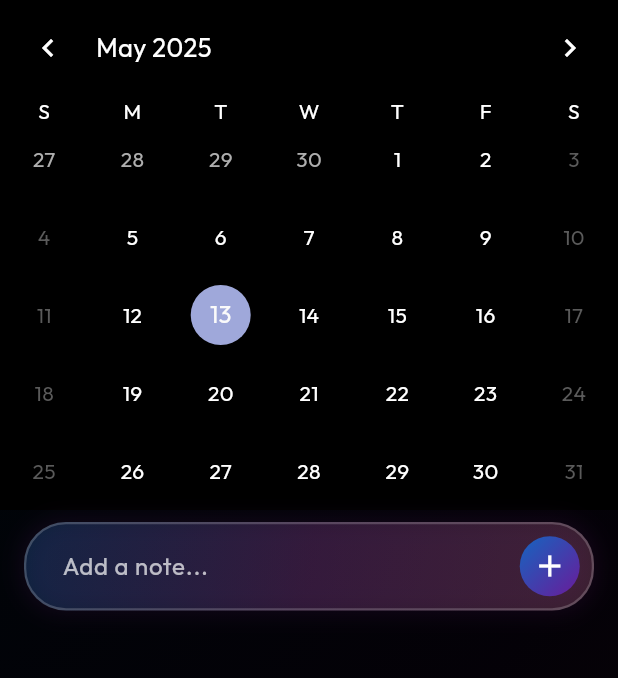
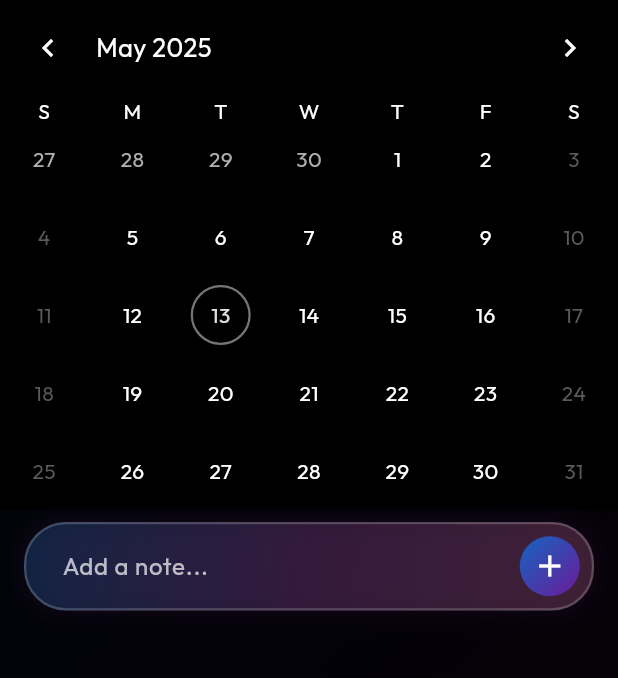
Before and after one commit to jzPLT/Aura, a Flutter app: the screen it shows after launch, on a phone screen of 412 x 824 dp, the part 84-762 px from its top. Run offline on Flutter 3.47's test engine with Material 3 defaults, Android fonts, the phone set to English and light mode, and no system bars; drawn by our look-alikes of table_calendar; our stand-ins replace google_fonts; missing offline and left inert: calendar_day_view.

Commit message:
Made calendar view better

```diff
--- a/aura_mobile/lib/main.dart
+++ b/aura_mobile/lib/main.dart
@@ -275,8 +275,20 @@ class _LandingPageState extends State<LandingPage>
                 ),
                 calendarStyle: CalendarStyle(
                   selectedDecoration: BoxDecoration(
-                    color: Theme.of(context).primaryColor,
+                    gradient: LinearGradient(
+                      begin: Alignment.topLeft,
+                      end: Alignment.bottomRight,
+                      colors: [Colors.blue.shade400, Colors.purple.shade400],
+                    ),
                     shape: BoxShape.circle,
+                  ),
+                  todayDecoration: BoxDecoration(
+                    color: Colors.transparent,
+                    shape: BoxShape.circle,
+                    border: Border.all(color: Colors.grey.shade600, width: 1.5),
+                  ),
+                  todayTextStyle: GoogleFonts.outfit(
+                    color: Colors.grey.shade300,
                   ),
                 ),
                 onDaySelected: (selectedDay, focusedDay) {
@@ -337,7 +349,7 @@ class _LandingPageState extends State<LandingPage>
                             config: OverFlowDayViewConfig(
                               currentDate: _selectedDay!,
                               timeGap: 30,
-                              heightPerMin: 1.0,
+                              heightPerMin: 2.0,
                               startOfDay: const TimeOfDay(hour: 0, minute: 0),
                               endOfDay: const TimeOfDay(hour: 23, minute: 59),
                               showCurrentTimeLine: true,
```
